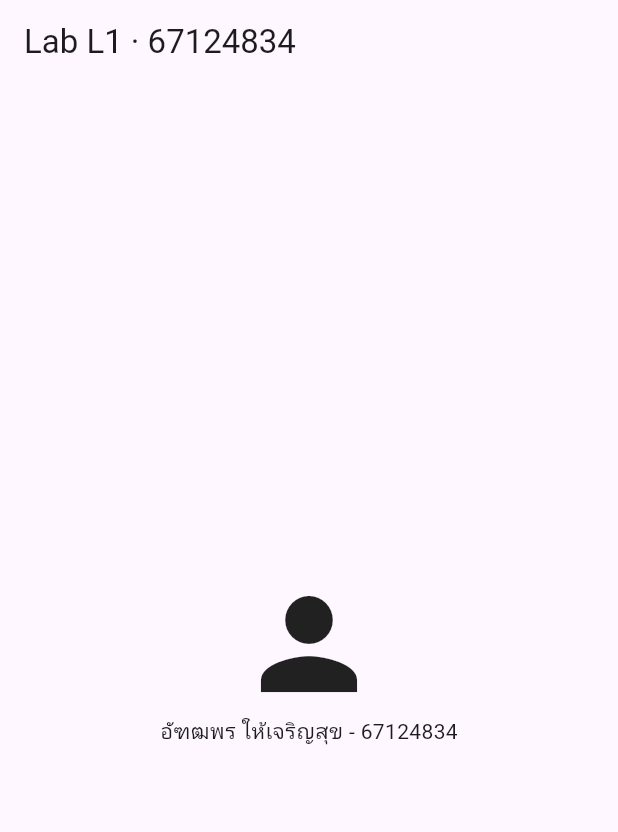
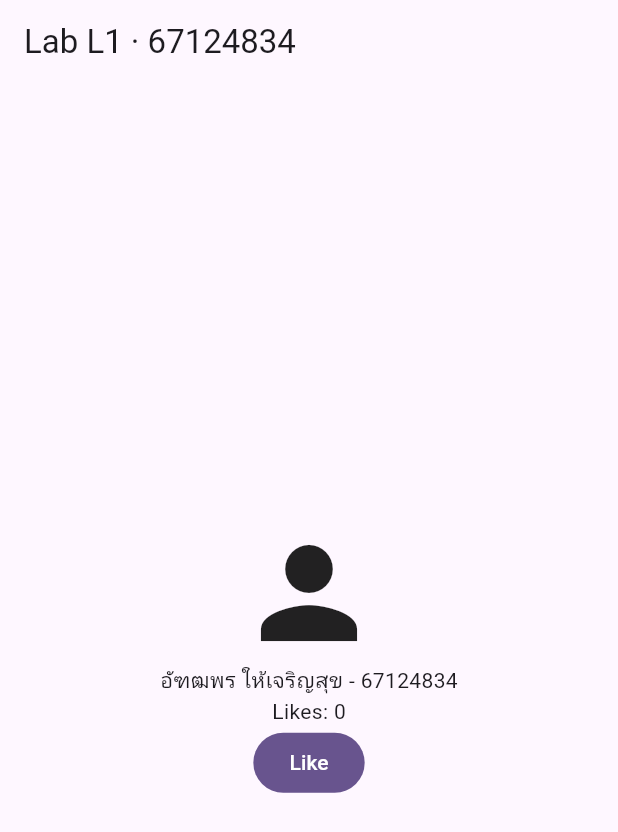
Before and after one commit to Beater123456/lab01_profile, a Flutter app: the screen it shows after launch, on a phone screen of 412 x 824 dp. Shown: the top 832 px of the screen. Run offline on Flutter 3.47's test engine with Material 3 defaults, Android fonts, the phone set to English and light mode, and no system bars.

Commit message:
Add like counter with setState

```diff
--- a/lib/main.dart
+++ b/lib/main.dart
@@ -2,15 +2,31 @@
 import 'package:flutter/material.dart';
 
 void main() => runApp(
-  const MaterialApp(
+  MaterialApp(
     title: 'About me',
     debugShowCheckedModeBanner: false,
-    home: HomePage(),
+    theme: ThemeData(
+      useMaterial3: true,
+      colorScheme: ColorScheme.fromSeed(
+        seedColor: Colors.deepPurple,
+      ),
+    ),
+    home: const HomePage(),
   ),
 );
 
-class HomePage extends StatelessWidget {
+class HomePage extends StatefulWidget {
   const HomePage({super.key});
+
+  @override
+  State<HomePage> createState() =>
+      _HomePageState();
+}
+
+class _HomePageState extends State<HomePage> {
+  int _likes = 0;
+
+  void _like() => setState(() => _likes++);
 
   @override
   Widget build(BuildContext context) {
@@ -18,12 +34,17 @@ class HomePage extends StatelessWidget {
       appBar: AppBar(
         title: const Text('Lab L1 · 67124834'),
       ),
-      body: const Center(
+      body: Center(
         child: Column(
           mainAxisSize: MainAxisSize.min,
           children: [
-            Icon(Icons.person, size: 96),
-            Text('อัฑฒพร ให้เจริญสุข - 67124834'),
+            const Icon(Icons.person, size: 96),
+            const Text('อัฑฒพร ให้เจริญสุข - 67124834'),
+            Text('Likes: $_likes'),
+            FilledButton(
+              onPressed: _like,
+              child: const Text('Like'),
+            ),
           ],
         ),
       ),
```
